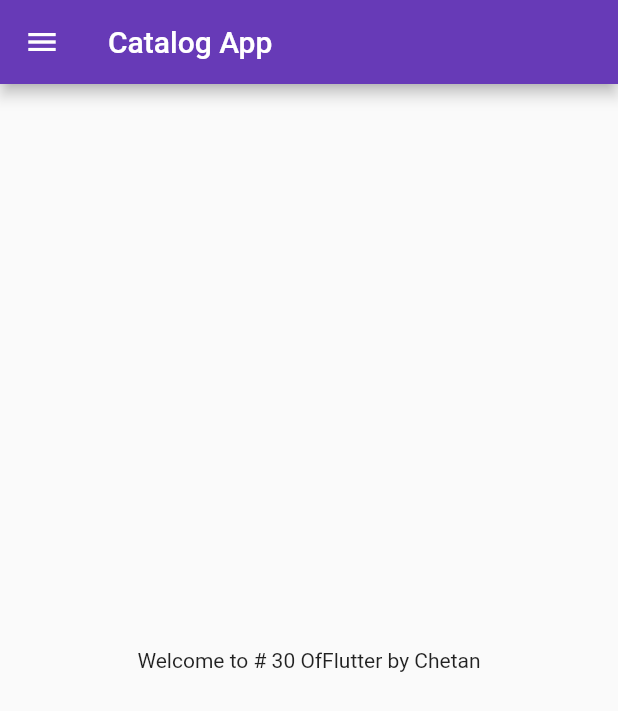
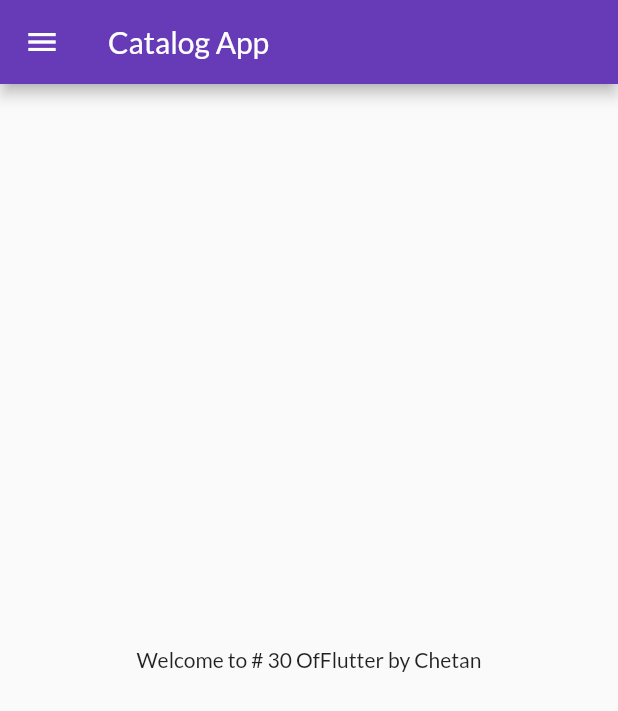
Before and after one commit to ShindeChetan/30DaysOfFlutter, a Flutter app: the screen it shows after launch, on a phone screen of 412 x 824 dp. Shown: the top 711 px of the screen. Run offline on Flutter 3.47's test engine with Material 2 defaults, Android fonts, the phone set to English and light mode, and no system bars; our stand-ins replace google_fonts.

Commit message:
Day 5 completed

```diff
--- a/lib/main.dart
+++ b/lib/main.dart
@@ -1,6 +1,8 @@
 import 'package:flutter/material.dart';
 import 'package:flutter_catalog/pages/home_page.dart';
 import 'package:flutter_catalog/pages/login_page.dart';
+import 'package:flutter_catalog/utils/routes.dart';
+import 'package:google_fonts/google_fonts.dart';
 
 void main() {
   runApp(MyApp());
@@ -21,13 +23,17 @@ class MyApp extends StatelessWidget {
     return MaterialApp(
       //home: HomePage(),
       themeMode: ThemeMode.light,
-      theme: ThemeData(primarySwatch: Colors.deepPurple),
+      theme: ThemeData(
+        primarySwatch: Colors.deepPurple,
+        fontFamily: GoogleFonts.lato().fontFamily,
+        //primaryTextTheme: GoogleFonts.latoTextTheme(),
+      ),
       //darkTheme: ThemeData(brightness: Brightness.dark),
       initialRoute: "/home",
       routes: {
         "/": (context) => LoginPage(),
-        "/home": (context) => HomePage(),
-        "/login": (context) => LoginPage(),
+        MyRoutes.homeRoute: (context) => HomePage(),
+        MyRoutes.loginRoute: (context) => LoginPage(),
       },
     );
   }
--- /dev/null
+++ b/lib/utils/routes.dart
@@ -0,0 +1,4 @@
+class MyRoutes {
+  static String loginRoute = "/login";
+  static String homeRoute = "/home";
+}
--- a/pubspec.yaml
+++ b/pubspec.yaml
@@ -28,6 +28,7 @@ dependencies:
   # The following adds the Cupertino Icons font to your application.
   # Use with the CupertinoIcons class for iOS style icons.
   cupertino_icons: ^1.0.0
+  google_fonts: ^1.1.2
 
 dev_dependencies:
   flutter_test:
@@ -45,8 +46,8 @@ flutter:
   uses-material-design: true
 
   # To add assets to your application, add an assets section, like this:
-  # assets:
-  #   - images/a_dot_burr.jpeg
+  assets:
+   - assets/images/
   #   - images/a_dot_ham.jpeg
 
   # An image asset can refer to one or more resolution-specific "variants", see
```
Also changed, not shown: lib/pages/login_page.dart (+55 -10 lines), assets/images/login_image.png (added), pubspec.lock.
